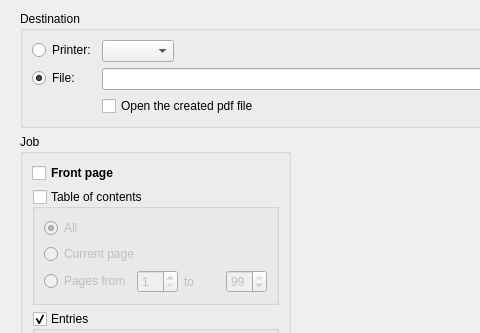
First picture: the form in src/Dialogs/PrintDialog.ui, repository wagenadl/notedeln, before the edit; both pictures show x 0 to 480 and y 0 to 333 of the 875 by 1048 pixel window.
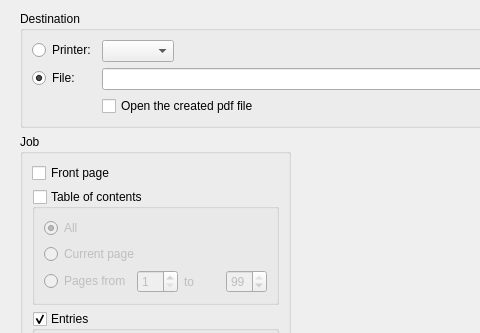
Second picture: the form after the edit.

Commit message: Printing Search Results now works

Patch:
```diff
--- a/src/Dialogs/PrintDialog.ui
+++ b/src/Dialogs/PrintDialog.ui
@@ -191,8 +191,8 @@
           <widget class="QCheckBox" name="rFrontPage">
            <property name="font">
             <font>
-             <weight>75</weight>
-             <bold>true</bold>
+             <weight>50</weight>
+             <bold>false</bold>
             </font>
            </property>
            <property name="text">
```
The commit also changes 2 other files.
